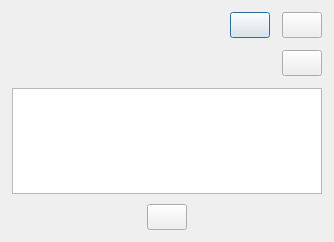
Qt form Src/Gui/Eject/User/RaptorUser.ui (InfpHub/Raptor) before a commit.
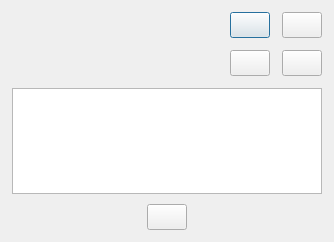
The same form after that commit.

What changed in the file:
```diff
--- a/Src/Gui/Eject/User/RaptorUser.ui
+++ b/Src/Gui/Eject/User/RaptorUser.ui
@@ -206,6 +206,25 @@
                                                         </property>
                                                     </spacer>
                                                 </item>
+                                                <item>
+                                                    <widget class="QPushButton" name="_Device">
+                                                        <property name="minimumSize">
+                                                            <size>
+                                                                <width>0</width>
+                                                                <height>26</height>
+                                                            </size>
+                                                        </property>
+                                                        <property name="maximumSize">
+                                                            <size>
+                                                                <width>16777215</width>
+                                                                <height>26</height>
+                                                            </size>
+                                                        </property>
+                                                        <property name="text">
+                                                            <string/>
+                                                        </property>
+                                                    </widget>
+                                                </item>
                                                 <item>
                                                     <widget class="QPushButton" name="_Logout">
                                                         <property name="minimumSize">
```
